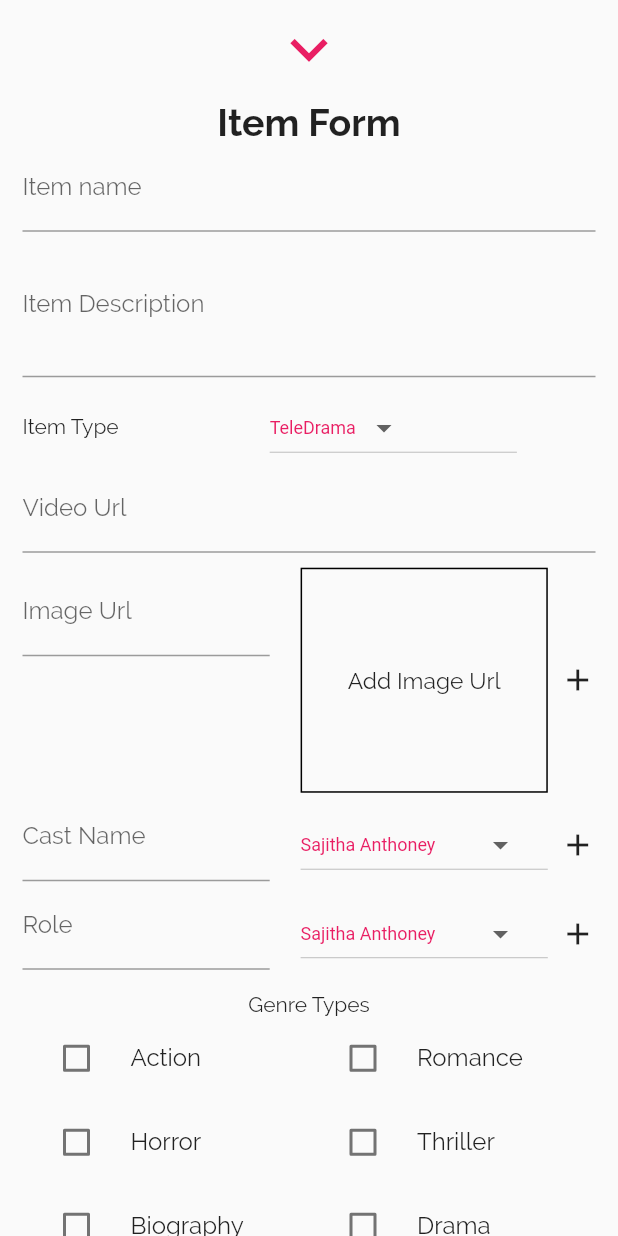
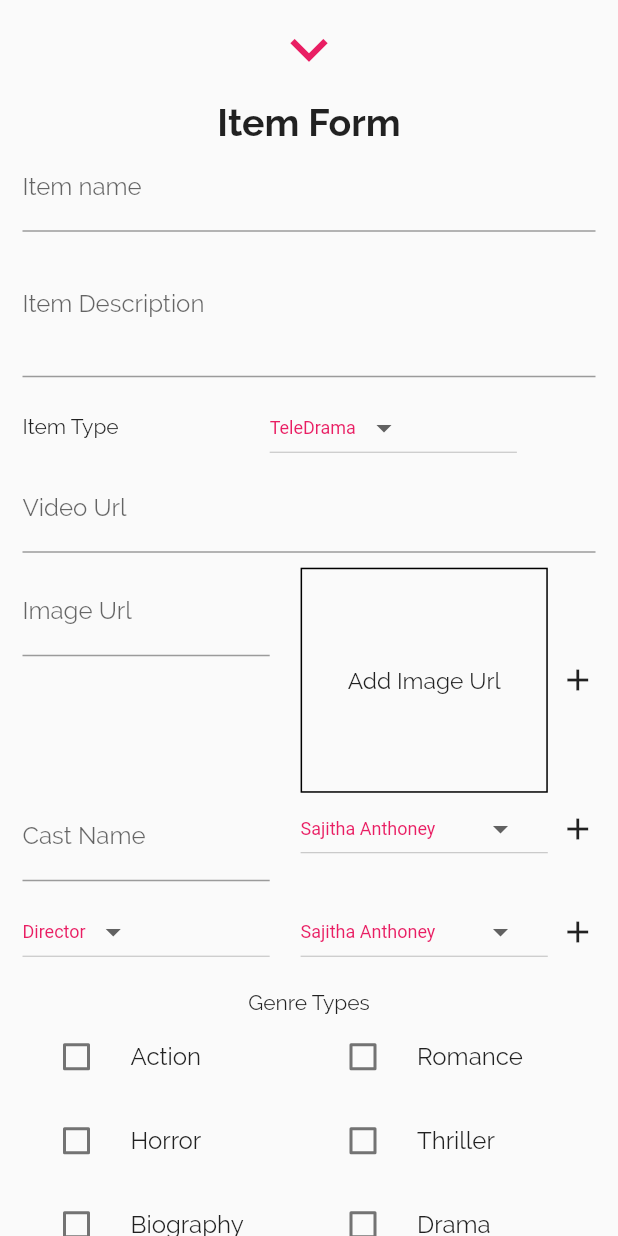
Before and after one commit to Nipun-Dew/Drama-Review-App, a Flutter app: the ItemFormScreen screen opened directly, on a phone screen of 412 x 824 dp. Run offline on Flutter 3.47's test engine with Material 2 defaults, Android fonts, the phone set to English and light mode, and no system bars; our stand-ins replace carousel_slider, flutter_rating_bar, youtube_player_flutter; network calls fail.

Commit message:
Added role dropwdown

```diff
--- a/lib/screens/form_screens/item_form.dart
+++ b/lib/screens/form_screens/item_form.dart
@@ -240,7 +240,7 @@ class _ItemFormScreenState extends State<ItemFormScreen> {
                                 itemCount: _castCount,
                                 itemBuilder: (context, index) {
                                   return Row(
-                                    crossAxisAlignment: CrossAxisAlignment.end,
+                                    crossAxisAlignment: CrossAxisAlignment.start,
                                     children: <Widget>[
                                       Container(
                                         width: screenWidth * 0.4,
@@ -287,6 +287,7 @@ class _ItemFormScreenState extends State<ItemFormScreen> {
                         ),
                         Container(
                           // swidth: 250,
+                          padding: EdgeInsets.only(top: 10),
                           child: Column(
                             children: <Widget>[
                               ListView.builder(
@@ -297,11 +298,25 @@ class _ItemFormScreenState extends State<ItemFormScreen> {
                                   return Row(
                                     crossAxisAlignment: CrossAxisAlignment.end,
                                     children: <Widget>[
+                                      // Container(
+                                      //   width: screenWidth * 0.4,
+                                      //   child: TextFormField(
+                                      //     decoration: InputDecoration(labelText: 'Role'),
+                                      //     textInputAction: TextInputAction.next,
+                                      //   ),
+                                      // ),
                                       Container(
                                         width: screenWidth * 0.4,
-                                        child: TextFormField(
-                                          decoration: InputDecoration(labelText: 'Role'),
-                                          textInputAction: TextInputAction.next,
+                                        child: DropdownButton<String>(
+                                          value: dropDownValRoleType,
+                                          elevation: 16,
+                                          style: const TextStyle(color: Colors.pink, fontSize: 12),
+                                          onChanged: (String? newValue) {
+                                            setState(() {
+                                              dropDownValRoleType = newValue!;
+                                            });
+                                          },
+                                          items: dropdownRoleList,
                                         ),
                                       ),
                                       SizedBox(
```
